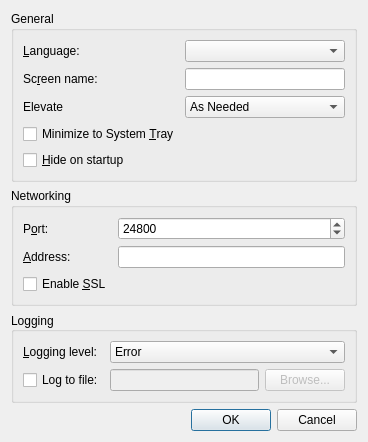
This is src/gui/src/SettingsDialogBase.ui in deskflow/deskflow as Qt 5 draws it before an edit. The edited form follows.
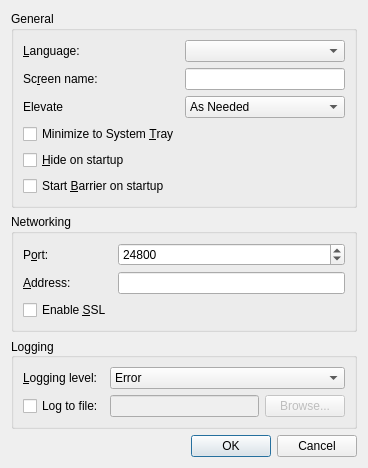
This is the edited form.

Commit message: gui: Add autoStart setting

```diff
--- a/src/gui/src/SettingsDialogBase.ui
+++ b/src/gui/src/SettingsDialogBase.ui
@@ -7,7 +7,7 @@
     <x>0</x>
     <y>0</y>
     <width>368</width>
-    <height>380</height>
+    <height>428</height>
    </rect>
   </property>
   <property name="windowTitle">
@@ -126,6 +126,13 @@
         </property>
        </widget>
       </item>
+      <item row="5" column="0">
+       <widget class="QCheckBox" name="m_pCheckBoxAutoStart">
+        <property name="text">
+         <string>Start &amp;Barrier on startup</string>
+        </property>
+       </widget>
+      </item>
      </layout>
     </widget>
    </item>
```
Left out of the diff: 1 changed line with no effect on the pictures. The commit also changes 5 other files.
